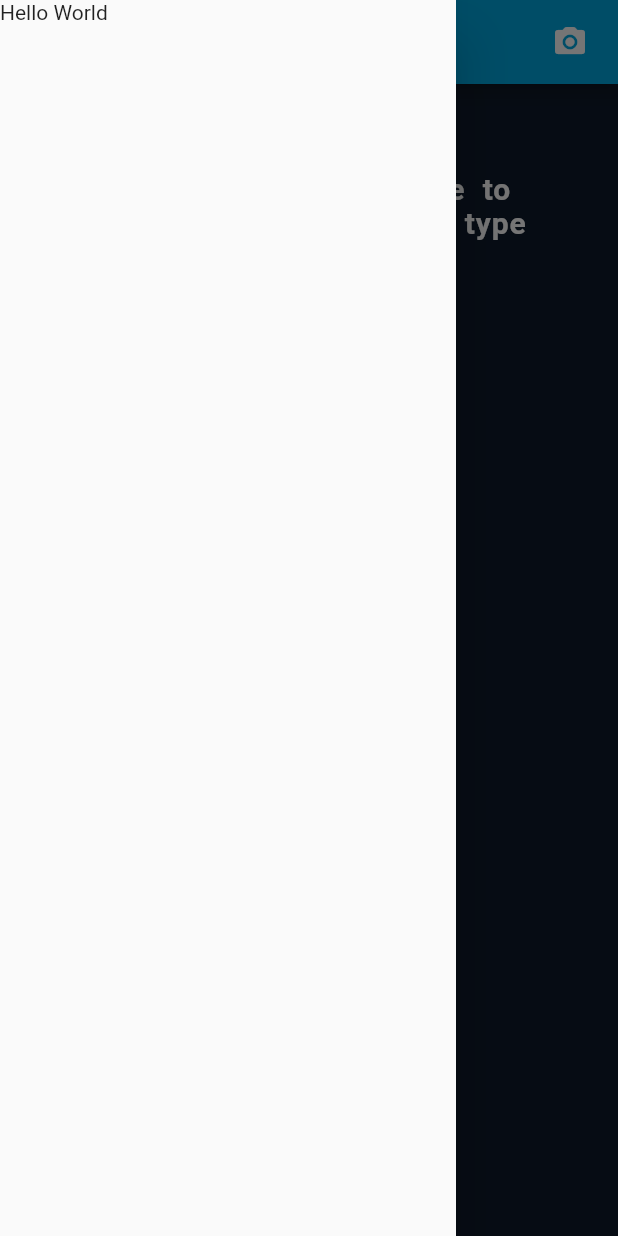
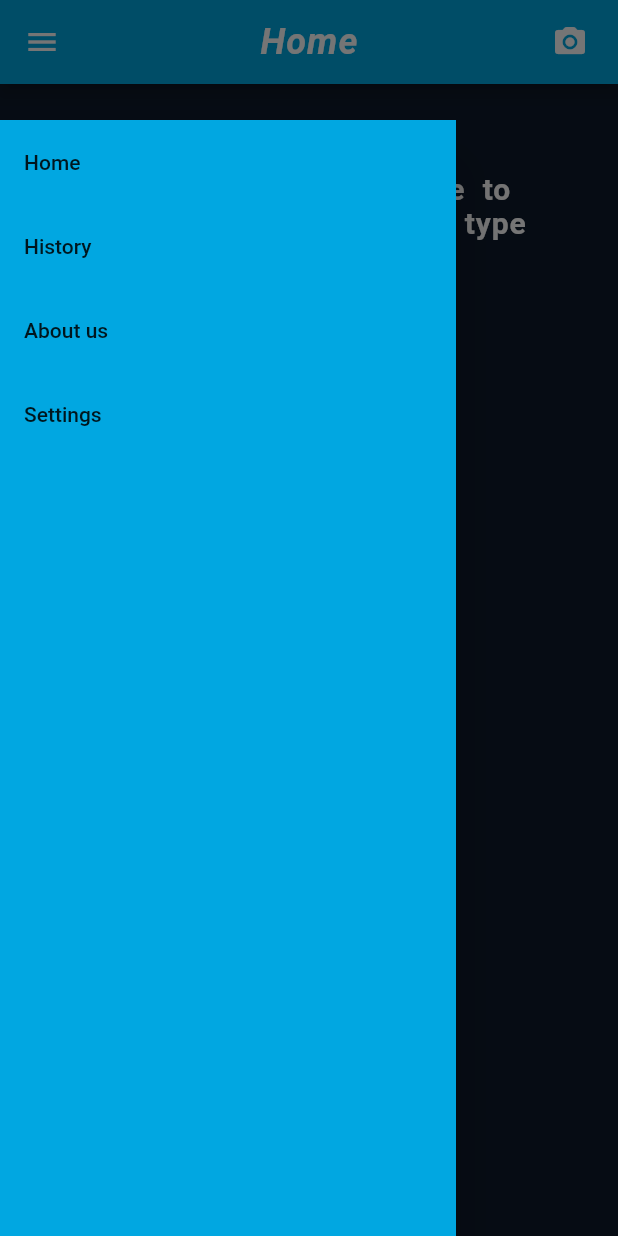
Before and after one commit to TayyabAsghar/Erkenner, a Flutter app: the HomePage screen opened directly, with the side drawer open, on a phone screen of 412 x 824 dp. Run offline on Flutter 3.47's test engine with Material 2 defaults, Android fonts, the light colour scheme and no system bars; our stand-ins replace hexcolor.

Commit message:
📦NEW: add drawer menu
This drawer contains the routes to all other pages of the app. needs styling though.

```diff
--- a/lib/screens/home_screen.dart
+++ b/lib/screens/home_screen.dart
@@ -41,8 +41,73 @@ class _HomePageState extends State<HomePage> {
                 padding: EdgeInsets.only(right: 20),
                 onPressed: () {}),
           ]),
-      drawer: Drawer(
-        child: Text('Hello World'),
+      drawer: Padding(
+        padding: const EdgeInsets.fromLTRB(0.0, 80.0, 0.0, 0.0),
+        child: Drawer(
+          backgroundColor: Color(0xff01A7E1),
+          // Add a ListView to the drawer. This ensures the user can scroll
+          // through the options in the drawer if there isn't enough vertical
+          // space to fit everything.
+          child: ListView(
+            // Important: Remove any padding from the ListView.
+            padding: EdgeInsets.zero,
+            children: <Widget>[
+              ListTile(
+                title: Text('Home'),
+                onTap: () {
+                  Navigator.of(context).pop();
+                  Navigator.push(
+                      context,
+                      new MaterialPageRoute(
+                          builder: (BuildContext context) => new HomePage()));
+                  // Update the state of the app
+                  // ...
+                  // Then close the drawer
+                },
+              ),
+              ListTile(
+                title: Text('History'),
+                onTap: () {
+                  /* Navigator.of(context).pop();
+                  Navigator.push(
+                      context,
+                      new MaterialPageRoute(
+                          builder: (BuildContext context) => new HistoryPage())); */
+                  // Update the state of the app
+                  // ...
+                  // Then close the drawer
+                },
+              ),
+              ListTile(
+                title: Text('About us'),
+                onTap: () {
+                  Navigator.of(context).pop();
+                  Navigator.push(
+                      context,
+                      new MaterialPageRoute(
+                          builder: (BuildContext context) => new AboutPage()));
+                  // Update the state of the app
+                  // ...
+                  // Then close the drawer
+                },
+              ),
+              ListTile(
+                title: Text('Settings'),
+                onTap: () {
+                  Navigator.of(context).pop();
+                  Navigator.push(
+                      context,
+                      new MaterialPageRoute(
+                          builder: (BuildContext context) =>
+                              new PreferenceSelection()));
+                  // Update the state of the app
+                  // ...
+                  // Then close the drawer
+                },
+              ),
+            ],
+          ),
+        ),
       ),
       body: Center(
         child: Column(
```
